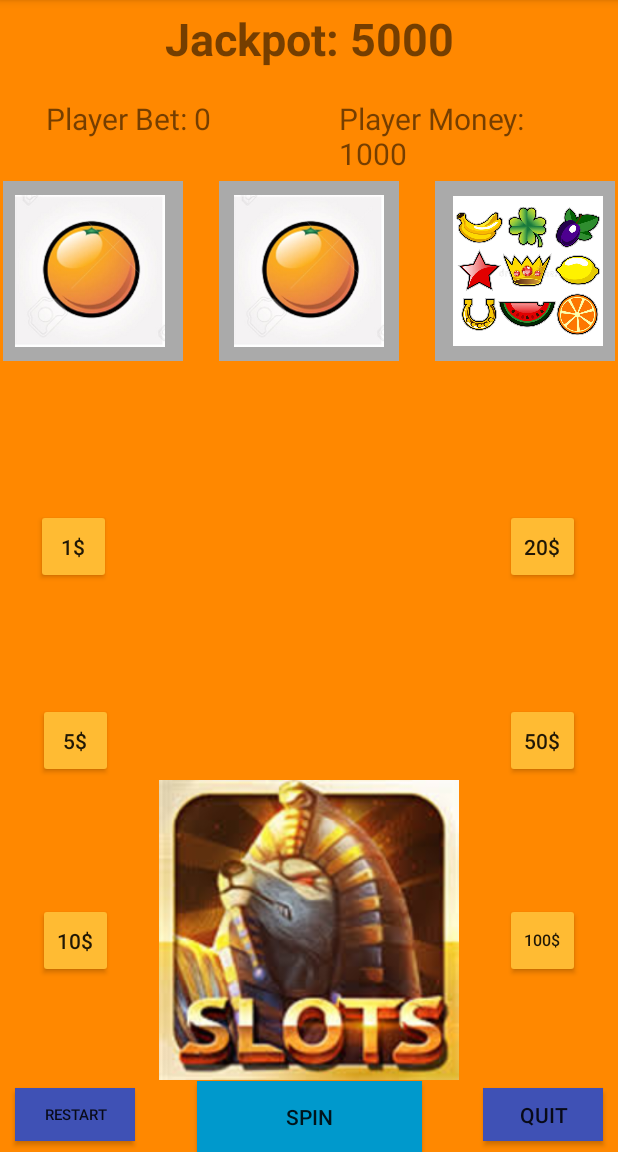
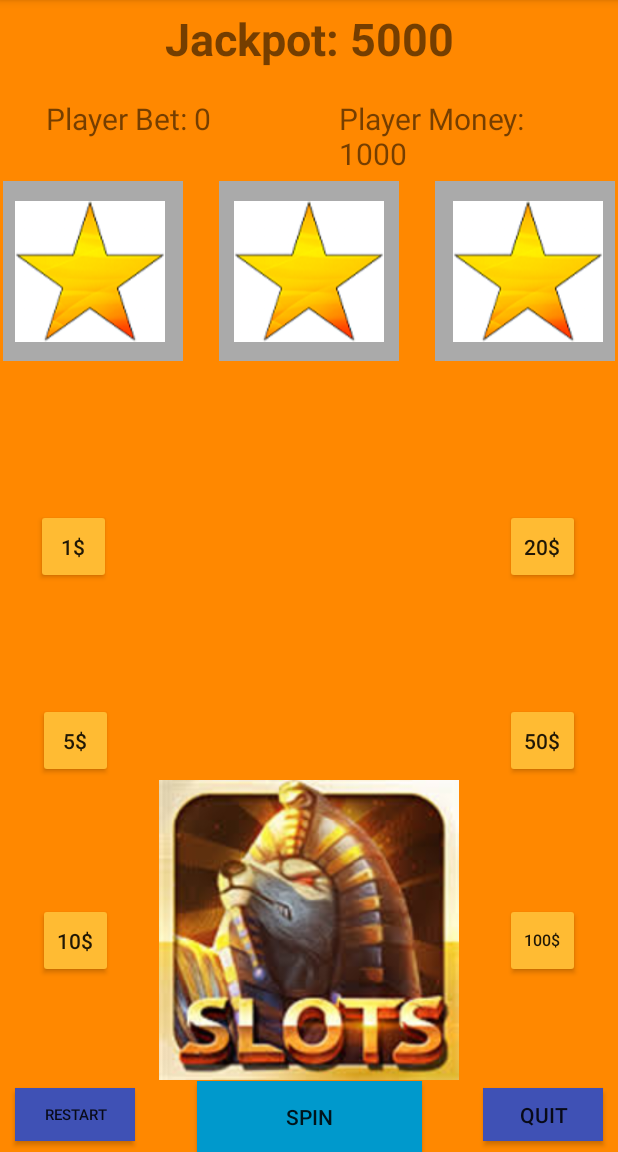
Before and after one commit to antoNanahJi/Android_SlotMachine_Game, an Android app: the screen it shows after launch (MainActivity), after a tap on "RESTART", on a phone screen of 412 x 824 dp, the part 84-1236 px from its top. Run offline under Robolectric (Android 15) with nearby library versions, the light colour scheme and no system bars; 1 other tap on this screen came first.

Commit message:
Fixing images and adding spin sound

```diff
--- a/MathGame/app/src/main/java/ca/georgebrown/game2011/mathgame/MainActivity.java
+++ b/MathGame/app/src/main/java/ca/georgebrown/game2011/mathgame/MainActivity.java
@@ -1,5 +1,6 @@
 package ca.georgebrown.game2011.mathgame;
 
+import android.media.MediaPlayer;
 import android.support.v7.app.AppCompatActivity;
 import android.os.Bundle;
 import android.view.View;
@@ -15,11 +16,8 @@ public class MainActivity extends AppCompatActivity {
     int jackpot = 5000;
     int turn = 0;
     int playerBet = 0;
-    int playerBetAmount=10;
     int winNumber = 0;
     int lossNumber = 0;
-    int spinResult;
-    String fruits = "";
     int winRatio = 0;
     int grapes = 0;
     int bananas = 0;
@@ -55,7 +53,7 @@ public class MainActivity extends AppCompatActivity {
         iv1 = (ImageView)findViewById(R.id.Image1);
         iv2 = (ImageView)findViewById(R.id.Image2);
         iv3 = (ImageView)findViewById(R.id.Image3);
-        Toast.makeText(this, "onCreate completed", Toast.LENGTH_LONG).show();
+       // Toast.makeText(this, "onCreate completed", Toast.LENGTH_LONG).show();
         Button quit = (Button) findViewById(R.id.quit);
         ButtonListener quitListener = new ButtonListener();
         quit.setOnClickListener(quitListener);
@@ -63,8 +61,7 @@ public class MainActivity extends AppCompatActivity {
         Button spin = (Button) findViewById(R.id.Spin);
         spin.setOnClickListener(new View.OnClickListener() {
             public void onClick (View v){
-
-                Spin();
+             Spin();
 
             }
         });
@@ -154,37 +151,37 @@ public class MainActivity extends AppCompatActivity {
     @Override
     protected void onRestart() {
         super.onRestart();
-        Toast.makeText(this, "onRestart completed", Toast.LENGTH_LONG).show();
+       // Toast.makeText(this, "onRestart completed", Toast.LENGTH_LONG).show();
     }
 
     @Override
     protected void onPause() {
         super.onPause();
-        Toast.makeText(this, "onPause completed", Toast.LENGTH_LONG).show();
+      //  Toast.makeText(this, "onPause completed", Toast.LENGTH_LONG).show();
     }
 
     @Override
     protected void onResume() {
         super.onResume();
-        Toast.makeText(this, "onResume completed", Toast.LENGTH_LONG).show();
+       // Toast.makeText(this, "onResume completed", Toast.LENGTH_LONG).show();
     }
 
     @Override
     protected void onStop() {
         super.onStop();
-        Toast.makeText(this, "onStop completed", Toast.LENGTH_LONG).show();
+        //Toast.makeText(this, "onStop completed", Toast.LENGTH_LONG).show();
     }
 
     @Override
     protected void onDestroy() {
         super.onDestroy();
-        Toast.makeText(this, "onDestroy completed", Toast.LENGTH_LONG).show();
+      //  Toast.makeText(this, "onDestroy completed", Toast.LENGTH_LONG).show();
     }
 
     @Override
     protected void onStart() {
         super.onStart();
-        Toast.makeText(this, "onStart completed", Toast.LENGTH_LONG).show();
+       // Toast.makeText(this, "onStart completed", Toast.LENGTH_LONG).show();
 
     }
 
@@ -221,6 +218,10 @@ public class MainActivity extends AppCompatActivity {
         jackpotText.setText("Jackpot: "+String.valueOf(jackpot));
         playerMoneyText.setText("Player Money: " +String.valueOf(playerMoney));
         playerBetText.setText("Player Bet: "+String.valueOf(playerBet));
+
+        iv1.setImageResource(R.drawable.star);
+        iv2.setImageResource(R.drawable.star);
+        iv3.setImageResource(R.drawable.star);
     }
 
     void checkJackPot() {
@@ -229,7 +230,7 @@ public class MainActivity extends AppCompatActivity {
         double jackPotWin = Math.floor(Math.random() * 51 + 1);
         if (jackPotTry == jackPotWin) {
             Toast.makeText(this, "You Won the $" + jackpot + " Jackpot!!", Toast.LENGTH_LONG).show();
-            //jackpotText.setText(jackpot);
+            jackpotText.setText("Jackpot: "+String.valueOf(jackpot));
             playerMoney += jackpot;
             jackpot = 1000;
         }
@@ -373,8 +374,6 @@ public class MainActivity extends AppCompatActivity {
 
     /* When the player clicks the spin button the game kicks off */
     void Spin() {
-        //playerBet=playerBetAmount;
-
         if (playerMoney == 0) {
             Toast.makeText(getApplicationContext(), "You ran out of Money! Do you want to play again?", Toast.LENGTH_LONG).show();
            // resetAll();
@@ -384,8 +383,9 @@ public class MainActivity extends AppCompatActivity {
             Toast.makeText(getApplicationContext(),"You don't have enough money to place that bet.",Toast.LENGTH_LONG).show();
         } else if (playerBet < 0){
             Toast.makeText(getApplicationContext(), "All bets must be a positive $ amount.", Toast.LENGTH_LONG).show();
-        } else if (playerBet <= playerMoney) {
-
+        } else if (playerBet <= playerMoney && playerBet != 0) {
+            MediaPlayer ring = MediaPlayer.create(MainActivity.this, R.raw.spinsound);
+            ring.start();
             Reels();
             determineWinnings();
             turn++;
--- a/MathGame/app/src/main/res/layout/activity_main.xml
+++ b/MathGame/app/src/main/res/layout/activity_main.xml
@@ -101,7 +101,7 @@
         android:layout_marginTop="5dp"
         app:layout_constraintStart_toStartOf="parent"
         app:layout_constraintTop_toBottomOf="@+id/PlayerBet"
-        app:srcCompat="@drawable/xyz" />
+        app:srcCompat="@drawable/star" />
 
     <ImageView
         android:id="@+id/Image2"
@@ -113,7 +113,7 @@
         app:layout_constraintEnd_toStartOf="@+id/Image3"
         app:layout_constraintStart_toEndOf="@+id/Image1"
         app:layout_constraintTop_toBottomOf="@+id/PlayerBet"
-        app:srcCompat="@drawable/xyz" />
+        app:srcCompat="@drawable/star" />
 
     <ImageView
         android:id="@+id/Image3"
@@ -122,7 +122,7 @@
         android:layout_marginEnd="10dp"
         app:layout_constraintEnd_toEndOf="parent"
         app:layout_constraintTop_toBottomOf="@+id/PlayerMoney"
-        app:srcCompat="@drawable/xyz" />
+        app:srcCompat="@drawable/star" />
 
     <Button
         android:id="@+id/Spin"
```
Also changed, not shown: MathGame/app/src/main/res/drawable/trans.xml (deleted, +0 -9 lines), MathGame/app/src/main/res/drawable/star.png (added), 2 other files.
